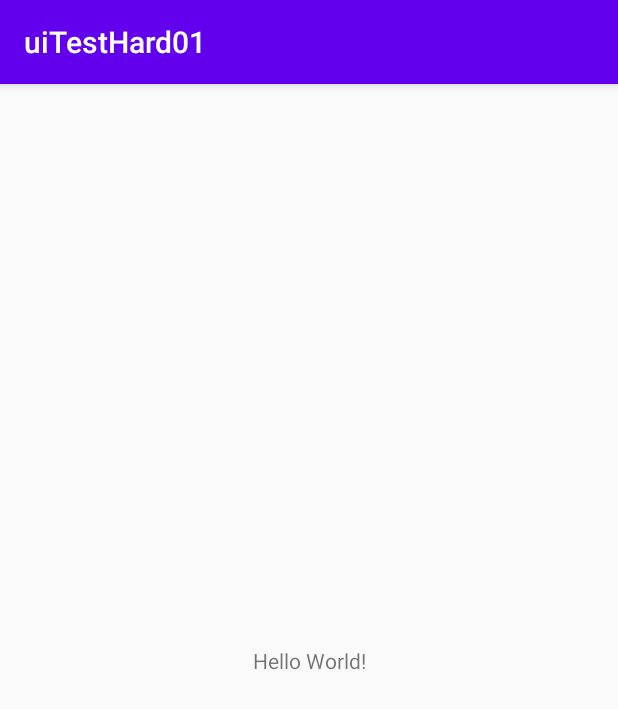
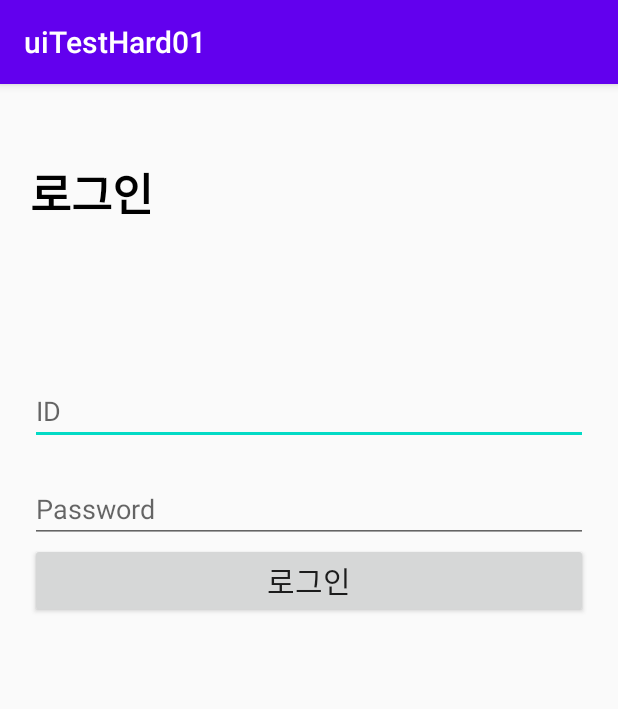
Before and after one commit to cyhaz/uiTestHard01, an Android app: the screen it shows after launch (MainActivity), on a phone screen of 412 x 824 dp. Shown: the top 709 px of the screen. Run offline under Robolectric (Android 15) with nearby library versions, the phone set to English and light mode, and no system bars.

Commit message:
로그인 id password 로그인버튼 까지

```diff
--- a/app/src/main/res/layout/activity_main.xml
+++ b/app/src/main/res/layout/activity_main.xml
@@ -1,18 +1,44 @@
 <?xml version="1.0" encoding="utf-8"?>
-<androidx.constraintlayout.widget.ConstraintLayout xmlns:android="http://schemas.android.com/apk/res/android"
+<LinearLayout xmlns:android="http://schemas.android.com/apk/res/android"
     xmlns:app="http://schemas.android.com/apk/res-auto"
     xmlns:tools="http://schemas.android.com/tools"
     android:layout_width="match_parent"
     android:layout_height="match_parent"
+    android:orientation="vertical"
+    android:paddingLeft="20dp"
+    android:paddingRight="20dp"
     tools:context=".MainActivity">
 
     <TextView
+        android:layout_marginTop="50dp"
         android:layout_width="wrap_content"
         android:layout_height="wrap_content"
-        android:text="Hello World!"
-        app:layout_constraintBottom_toBottomOf="parent"
-        app:layout_constraintLeft_toLeftOf="parent"
-        app:layout_constraintRight_toRightOf="parent"
-        app:layout_constraintTop_toTopOf="parent" />
+        android:text="로그인"
+        android:textSize="30dp"
+        android:textColor="#000000"
+        android:textStyle="bold" />
 
-</androidx.constraintlayout.widget.ConstraintLayout>
+    <EditText
+        android:layout_marginTop="100dp"
+        android:layout_width="match_parent"
+        android:layout_height="wrap_content"
+        android:inputType="textEmailAddress"
+        android:hint="ID" />
+
+    <EditText
+        android:layout_marginTop="20dp"
+        android:layout_width="match_parent"
+        android:layout_height="wrap_content"
+        android:inputType="textPassword"
+        android:hint="Password" />
+
+    <Button
+        android:layout_width="match_parent"
+        android:layout_height="wrap_content"
+        android:text="로그인"
+        android:textSize="20dp"/>
+
+
+
+
+</LinearLayout>
```
